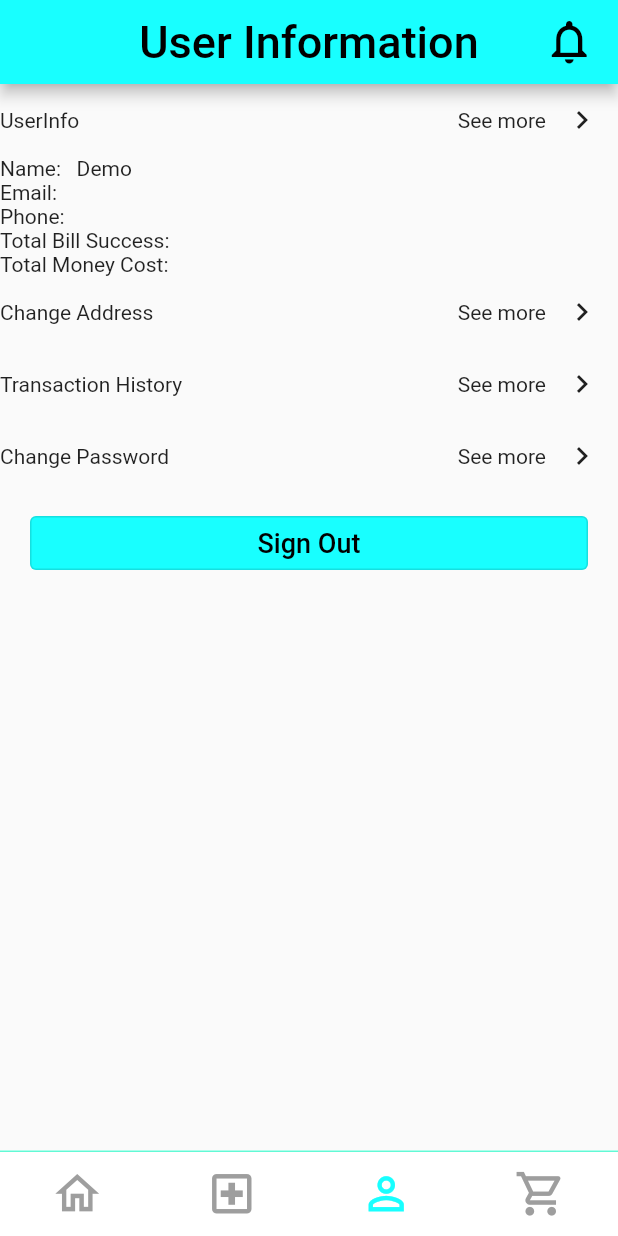
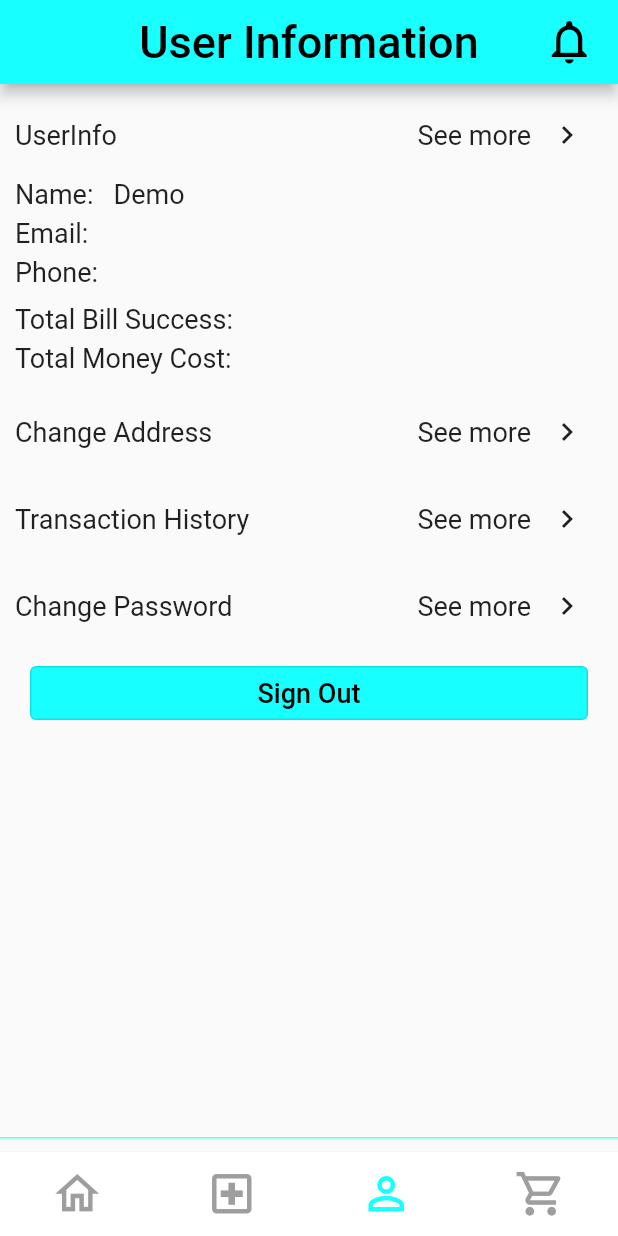
Before and after one commit to ndmnhat/Veterinary_Store, a Flutter app: the screen it shows after launch, item 3 of the bottom bar chosen, on a phone screen of 412 x 824 dp. Run offline on Flutter 3.47's test engine with Material 2 defaults, Android fonts, the light colour scheme and no system bars; missing offline and left inert: smart_grid_view.

Commit message:
change width height hard code

```diff
--- a/veterinary_store_app/lib/screens/app_screen.dart
+++ b/veterinary_store_app/lib/screens/app_screen.dart
@@ -75,7 +75,7 @@ class _AppScreenState extends State<AppScreen> {
       ),
       body: _widgetOptions.elementAt(_selectedIndex),
       bottomNavigationBar: Container(
-        height: _selectedIndex == 3 ? 110 : 57,
+        height: _selectedIndex == 3 ? MediaQuery.of(context).size.height * 0.16 : MediaQuery.of(context).size.height * 0.08,
         decoration: BoxDecoration(
             border: Border(top: BorderSide(color: Colors.tealAccent, width: 1.0))),
           child:Column(
--- a/veterinary_store_app/lib/screens/change_info_user_screen.dart
+++ b/veterinary_store_app/lib/screens/change_info_user_screen.dart
@@ -43,7 +43,7 @@ class _ChangeInfoState extends State<ChangeInfo> with SingleTickerProviderStateM
           children: [
             Padding(
               padding: const EdgeInsets.fromLTRB(10, 20, 10, 0),
-              child: Text("Name"),
+              child: Text("Name", style: TextStyle(fontSize: 18,),),
             ),
             Padding(
               padding: const EdgeInsets.fromLTRB(10, 10, 10, 0),
@@ -56,7 +56,7 @@ class _ChangeInfoState extends State<ChangeInfo> with SingleTickerProviderStateM
             ),
             Padding(
               padding: const EdgeInsets.fromLTRB(10, 10, 10, 0),
-              child: Text("Phone"),
+              child: Text("Phone", style: TextStyle(fontSize: 18,),),
             ),
             Padding(
               padding: const EdgeInsets.fromLTRB(10, 10, 10, 0),
@@ -69,7 +69,7 @@ class _ChangeInfoState extends State<ChangeInfo> with SingleTickerProviderStateM
             ),
             Padding(
               padding: const EdgeInsets.fromLTRB(10, 10, 10, 0),
-              child: Text("Email"),
+              child: Text("Email", style: TextStyle(fontSize: 18,),),
             ),
             Padding(
               padding: const EdgeInsets.fromLTRB(10, 10, 10, 0),
--- a/veterinary_store_app/lib/screens/change_pass_screen.dart
+++ b/veterinary_store_app/lib/screens/change_pass_screen.dart
@@ -43,7 +43,7 @@ class _ChangePassState extends State< ChangePass> with SingleTickerProviderState
           children: [
             Padding(
               padding: const EdgeInsets.fromLTRB(10, 20, 10, 0),
-              child: Text("Old Password"),
+              child: Text("Old Password", style: TextStyle(fontSize: 18,),),
             ),
             Padding(
               padding: const EdgeInsets.fromLTRB(10, 10, 10, 0),
@@ -56,7 +56,7 @@ class _ChangePassState extends State< ChangePass> with SingleTickerProviderState
             ),
             Padding(
               padding: const EdgeInsets.fromLTRB(10, 10, 10, 0),
-              child: Text("New Password"),
+              child: Text("New Password", style: TextStyle(fontSize: 18,),),
             ),
             Padding(
               padding: const EdgeInsets.fromLTRB(10, 10, 10, 0),
@@ -69,7 +69,7 @@ class _ChangePassState extends State< ChangePass> with SingleTickerProviderState
             ),
             Padding(
               padding: const EdgeInsets.fromLTRB(10, 10, 10, 0),
-              child: Text("Confirm New Password "),
+              child: Text("Confirm New Password ", style: TextStyle(fontSize: 18,),),
             ),
             Padding(
               padding: const EdgeInsets.fromLTRB(10, 10, 10, 0),
--- a/veterinary_store_app/lib/screens/user_info_screen.dart
+++ b/veterinary_store_app/lib/screens/user_info_screen.dart
@@ -16,73 +16,100 @@ class _UserInfoState extends State<UserInfo> {
     return Container(
       child: Column(
         children: [
-          Row(
+          Padding(
+            padding: const EdgeInsets.fromLTRB(10, 10, 10, 0),
+            child: Row(
               mainAxisAlignment: MainAxisAlignment.spaceBetween,
               children: [
-              Text("UserInfo"),
+                Text("UserInfo", style: TextStyle(fontSize: 18,),),
                 Row(
                   children: [
-                  Text("See more"),
+                    Text("See more", style: TextStyle(fontSize: 18,),),
                     IconButton(icon: Icon(Icons.keyboard_arrow_right), onPressed:(){_userInfoChange();}),
                   ],
                 )
               ],
             ),
+          ),
+          Padding(
+            padding: const EdgeInsets.fromLTRB(10, 5, 10, 0),
+            child: Row(
+              children: [
+                Text("Name:   Demo", style: TextStyle(fontSize: 18,),),],
+            ),
+          ),
+          Padding(
+            padding: const EdgeInsets.fromLTRB(10, 5, 10, 0),
+            child: Row(
+              children: [
+                Text("Email:", style: TextStyle(fontSize: 18,),),],
+            ),
+          ),
+          Padding(
+            padding: const EdgeInsets.fromLTRB(10, 5, 10, 0),
+            child: Row(
+              children: [
+                Text("Phone:", style: TextStyle(fontSize: 18,),),],
+            ),
+          ),
+          Padding(
+            padding: const EdgeInsets.fromLTRB(10, 10, 10, 0),
+            child: Row(
+              children: [
+                Text("Total Bill Success:", style: TextStyle(fontSize: 18,),),],
+            ),
+          ),
+          Padding(
+            padding: const EdgeInsets.fromLTRB(10, 5, 10, 0),
+            child: Row(
+              children: [
+                Text("Total Money Cost:", style: TextStyle(fontSize: 18,),),],
+            ),
+          ),
+          Padding(
+            padding: const EdgeInsets.fromLTRB(10, 15, 10, 0),
+            child: Row(
+              mainAxisAlignment: MainAxisAlignment.spaceBetween,
+              children: [
+                Text("Change Address", style: TextStyle(fontSize: 18,),),
                 Row(
                   children: [
-              Text("Name:   Demo"),],
-          ),
-          Row(
-            children: [
-              Text("Email:"),],
-          ),
-          Row(
-            children: [
-              Text("Phone:"),],
-          ),
-          Row(
-            children: [
-              Text("Total Bill Success:"),],
-          ),
-          Row(
-            children: [
-              Text("Total Money Cost:"),],
-          ),
-          Row(
-            mainAxisAlignment: MainAxisAlignment.spaceBetween,
-            children: [
-              Text("Change Address"),
-              Row(
-                children: [
-                  Text("See more"),
+                    Text("See more", style: TextStyle(fontSize: 18,),),
                     IconButton(icon: Icon(Icons.keyboard_arrow_right), onPressed:(){_changeAddress();},),
                   ],
                 )
               ],
             ),
-          Row(
+          ),
+          Padding(
+            padding: const EdgeInsets.fromLTRB(10, 10, 10, 0),
+            child: Row(
               mainAxisAlignment: MainAxisAlignment.spaceBetween,
               children: [
-              Text("Transaction History"),
+                Text("Transaction History", style: TextStyle(fontSize: 18,),),
                 Row(
                   children: [
-                  Text("See more"),
+                    Text("See more", style: TextStyle(fontSize: 18,),),
                     IconButton(icon: Icon(Icons.keyboard_arrow_right), onPressed:(){_tranHisScreen();},),
                   ],
                 )
               ],
             ),
-          Row(
+          ),
+          Padding(
+            padding: const EdgeInsets.fromLTRB(10, 10, 10, 0),
+            child: Row(
               mainAxisAlignment: MainAxisAlignment.spaceBetween,
               children: [
-              Text("Change Password"),
+                Text("Change Password", style: TextStyle(fontSize: 18,),),
                 Row(
                   children: [
-                  Text("See more"),
+                    Text("See more", style: TextStyle(fontSize: 18,),),
                     IconButton(icon: Icon(Icons.keyboard_arrow_right), onPressed:(){_changePass();},),
                   ],
                 )
               ],
+            ),
           ),
           Padding(
             padding: const EdgeInsets.fromLTRB(20, 10, 20, 0),
```
Also changed, not shown: veterinary_store_app/lib/screens/home_screen.dart (+4 -4 lines), veterinary_store_app/lib/screens/transaction_history_screen.dart (+20 -9 lines). Lines whose indentation alone changed are shown as unchanged.
